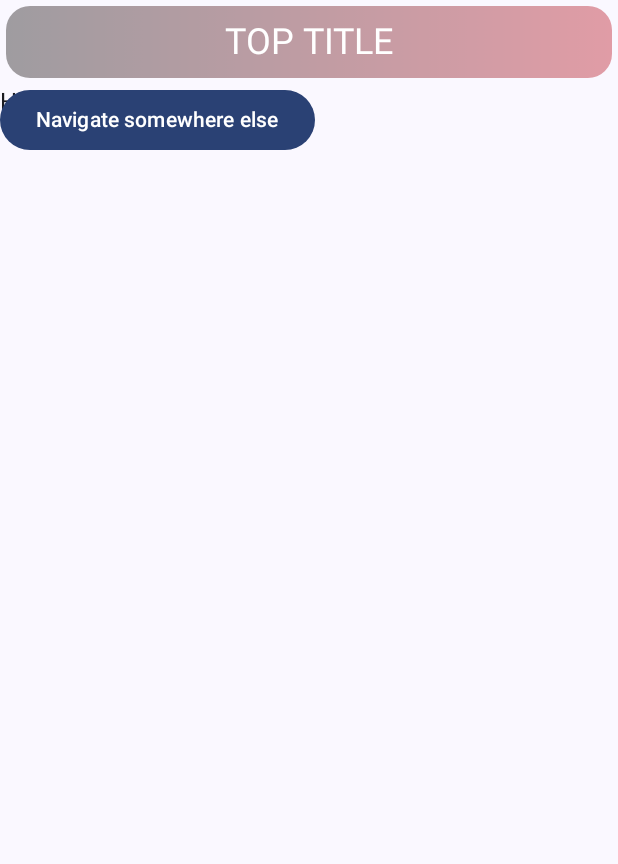
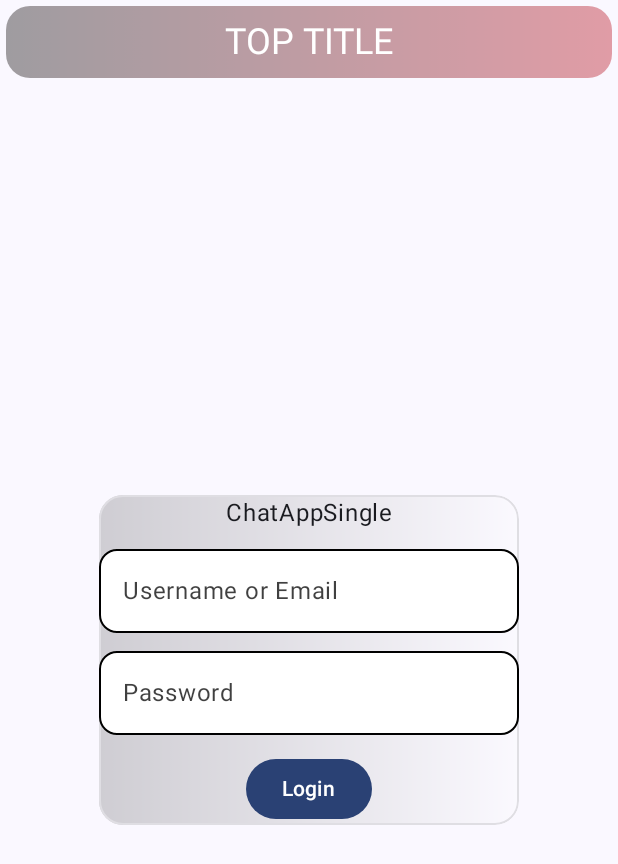
Before and after one commit to nikiwe11/PMUProject, an Android app built with Jetpack Compose: the screen it shows after launch (MainActivity), on a phone screen of 412 x 824 dp. Shown: the top 864 px of the screen. Run offline under Robolectric (Android 15) with nearby library versions, the phone set to English and light mode, and no system bars.

Commit message:
Foundation files(AppViewModelProvider,AppContainer, Various UI elements)

```diff
--- /dev/null
+++ b/app/src/main/java/com/example/chatappsingle/elements/InputField.kt
@@ -0,0 +1,124 @@
+package com.example.chatappsingle.elements
+
+import androidx.compose.foundation.BorderStroke
+import androidx.compose.foundation.border
+import androidx.compose.foundation.shape.RoundedCornerShape
+import androidx.compose.foundation.text.KeyboardOptions
+import androidx.compose.material3.ExperimentalMaterial3Api
+import androidx.compose.material3.Text
+import androidx.compose.material3.TextField
+import androidx.compose.material3.TextFieldDefaults
+import androidx.compose.runtime.Composable
+import androidx.compose.runtime.getValue
+import androidx.compose.runtime.mutableStateOf
+import androidx.compose.runtime.saveable.rememberSaveable
+import androidx.compose.runtime.setValue
+import androidx.compose.ui.Modifier
+import androidx.compose.ui.focus.onFocusChanged
+import androidx.compose.ui.graphics.Color
+import androidx.compose.ui.res.stringResource
+import androidx.compose.ui.text.style.TextOverflow
+import androidx.compose.ui.tooling.preview.Preview
+import androidx.compose.ui.unit.dp
+import com.example.chatappsingle.general.Constants
+import com.example.chatappsingle.general.selectFromTheme
+import com.example.chatappsingle.R
+import com.example.chatappsingle.ui.theme.ChatAppSingleTheme
+
+@OptIn(ExperimentalMaterial3Api::class)
+@Composable
+fun InputField(
+    modifier: Modifier = Modifier,
+    value: String,
+    onValueChange: (String) -> Unit,
+    isError: (String) -> Boolean = { false },
+    inputIsRequired: Boolean = true,
+    keyboardOptions: KeyboardOptions = KeyboardOptions(),
+    regex: String = Constants.Regex.NO_LIMIT,
+    labelText: String? = null,
+    errorLabel: String = stringResource(R.string.field_cannot_be_empty_warning),
+    onFocusLost: () -> Unit = {},
+) {
+    var input by rememberSaveable {
+        mutableStateOf("")
+    }
+    input = value
+    var inputEntered by rememberSaveable {
+        mutableStateOf(false)
+    }
+    var isFocused by rememberSaveable {
+        mutableStateOf(false)
+    }
+
+    TextField(
+        modifier = modifier
+            .onFocusChanged { focusState ->
+                if (!focusState.isFocused && isFocused) {
+                    onFocusLost()
+                }
+                isFocused = focusState.isFocused
+            }
+            .let {
+                selectFromTheme(
+                    lightThemeValue = it.border(
+                        border = BorderStroke(
+                            1.dp,
+                            Color.Black
+                        ), shape = RoundedCornerShape(12.dp)
+                    ), darkThemeValue = it
+                )
+            },
+        shape = RoundedCornerShape(12.dp),
+        value = value,
+        keyboardOptions = keyboardOptions,
+        onValueChange = {
+            if (it.length <= 30 && (it.isEmpty() || it.matches(regex.toRegex()))) {
+                input = it
+                onValueChange(it)
+            } else {
+                input = it.dropLast(1)
+                onValueChange(it.dropLast(1))
+            }
+            inputEntered = true
+        },
+        label = labelText?.let {
+            {
+                Text(
+                    text = when {
+                        input.isEmpty() && inputIsRequired && inputEntered -> stringResource(R.string.field_cannot_be_empty_warning)
+                        isError(input) && inputEntered -> errorLabel
+                        else -> labelText
+                    }, maxLines = 1, overflow = TextOverflow.Ellipsis
+                )
+            }
+        },
+        colors = TextFieldDefaults.textFieldColors(
+            focusedTextColor = Color.Black, // todo watch out for deprecation
+            containerColor = Color.White,
+            unfocusedLabelColor = Color.Black.copy(alpha = 0.75f),
+            focusedIndicatorColor = Color.Transparent, // the line at the bottom (barely visible because of background)
+            unfocusedIndicatorColor = Color.Transparent,
+            focusedLabelColor = Color.Gray,
+            errorLabelColor = Color.Red,
+            cursorColor = Color.Black,
+        ),
+        singleLine = true
+    )
+}
+
+@Preview
+@Composable
+
+fun Preview() {
+    ChatAppSingleTheme {
+        InputField(
+            modifier = Modifier,
+            value = "",
+            onValueChange = {},
+            keyboardOptions = KeyboardOptions(),
+            regex = Constants.Regex.ONLY_NUMBERS,
+            labelText = "TEXT",
+            errorLabel = "ERROR"
+        )
+    }
+}
--- a/app/src/main/java/com/example/chatappsingle/screens/LoginScreen.kt
+++ b/app/src/main/java/com/example/chatappsingle/screens/LoginScreen.kt
@@ -1,15 +1,83 @@
 package com.example.chatappsingle.screens
 
+import androidx.compose.foundation.layout.Arrangement
+import androidx.compose.foundation.layout.Column
+import androidx.compose.foundation.layout.fillMaxSize
 import androidx.compose.material3.Button
 import androidx.compose.material3.Text
 import androidx.compose.runtime.Composable
+import androidx.compose.runtime.collectAsState
+import androidx.compose.runtime.getValue
+import androidx.compose.ui.Alignment
+import androidx.compose.ui.Modifier
+import androidx.compose.ui.res.stringResource
+import androidx.compose.ui.unit.dp
+import androidx.lifecycle.viewmodel.compose.viewModel
+import com.example.chatappsingle.general.TransparentSurfaceWithGradient
+import com.example.chatappsingle.R
+import com.example.chatappsingle.elements.InputField
+import com.example.chatappsingle.viewmodel.AppViewModelProvider
+import com.example.chatappsingle.viewmodel.LoginScreenViewModel
 
 @Composable
 fun LoginScreen(
-    onClick: () -> Unit
-){
-    Text("Hello login screen!")
-    Button(onClick = onClick){
-        Text("Navigate somewhere else")
+    viewModel: LoginScreenViewModel = viewModel(factory = AppViewModelProvider.Factory),
+    onClick: () -> Unit,
+) {
+
+    val uiState by viewModel.uiState.collectAsState()
+
+    // todo fix layout
+    // Logic for each element
+
+
+    Column(
+        modifier = Modifier.fillMaxSize(),
+        verticalArrangement = Arrangement.Center,
+        horizontalAlignment = Alignment.CenterHorizontally
+    ) {
+        TransparentSurfaceWithGradient {
+            Column(
+                horizontalAlignment = Alignment.CenterHorizontally,
+                verticalArrangement = Arrangement.spacedBy(12.dp)
+            ) {
+                // todo icon
+                Text(text = stringResource(R.string.app_name))
+                InputField(
+                    value = uiState.loginDetails.userName,
+                    onValueChange = {
+                        viewModel.updateUiState(
+                            uiState.loginDetails.copy(userName = it)
+                        )
+                    },
+                    labelText = "Username or Email"
+                )
+                InputField(
+                    value = uiState.loginDetails.password,
+                    onValueChange = {
+                        viewModel.updateUiState(
+                            uiState.loginDetails.copy(password = it)
+                        )
+                    },
+                    labelText = "Password"
+                )
+
+                Button(
+                    onClick = {
+                        if (viewModel.validateUser()) {
+                            onClick()
+                        } else { // todo
+                            viewModel.updateUiState(
+                                uiState.loginDetails.copy(password = "1", userName = "1")
+                            )
+                        }
+                    }
+                ) {
+                    Text("Login")
+                }
+            }
+        }
     }
+
+
 }
--- a/app/src/main/java/com/example/chatappsingle/ui/theme/ChatApp.kt
+++ b/app/src/main/java/com/example/chatappsingle/ui/theme/ChatApp.kt
@@ -1,5 +1,6 @@
 package com.example.chatappsingle.ui.theme
 
+import android.provider.CalendarContract.Colors
 import android.util.Log
 import androidx.compose.animation.AnimatedVisibility
 import androidx.compose.foundation.Image
@@ -102,18 +103,9 @@ fun ChatApp(
 //                    }
 //        }
         // Background
-//        Surface(modifier = Modifier.fillMaxSize()) {
-//            Image(
-//                contentScale = ContentScale.FillBounds,
-//                painter = painterResource(
-//                    selectFromTheme(
-//                        lightThemeValue = R.drawable.background_light,
-//                        darkThemeValue = R.drawable.background_dark
-//                    )
-//                ),
-//                contentDescription = null
-//            )
-//        }
+        Surface(modifier = Modifier.fillMaxSize()) {
+
+        }
         // Displayed anywhere when there is no connection to the printer
 
 
--- /dev/null
+++ b/app/src/main/java/com/example/chatappsingle/viewmodel/AppViewModelProvider.kt
@@ -0,0 +1,30 @@
+package com.example.chatappsingle.viewmodel
+
+import androidx.lifecycle.ViewModelProvider
+import androidx.lifecycle.ViewModelProvider.AndroidViewModelFactory.Companion.APPLICATION_KEY
+import androidx.lifecycle.createSavedStateHandle
+import androidx.lifecycle.viewmodel.CreationExtras
+import androidx.lifecycle.viewmodel.initializer
+import androidx.lifecycle.viewmodel.viewModelFactory
+import com.example.chatappsingle.general.ChatApplication
+
+object AppViewModelProvider {
+    val Factory = viewModelFactory {
+        // Other Initializers
+        // Initializer for
+
+        // todo If MainViewModel is needed
+//        initializer {
+//            val application = (this[APPLICATION_KEY] as ChatApplication)
+//            MainViewModel(application.Repository)
+//        }
+        initializer {
+            LoginScreenViewModel()
+        }
+
+
+    }
+}
+
+fun CreationExtras.chatApplication(): ChatApplication =
+    (this[ViewModelProvider.AndroidViewModelFactory.APPLICATION_KEY] as ChatApplication)
--- /dev/null
+++ b/app/src/main/java/com/example/chatappsingle/viewmodel/LoginScreenViewModel.kt
@@ -0,0 +1,33 @@
+package com.example.chatappsingle.viewmodel
+
+import androidx.lifecycle.ViewModel
+import kotlinx.coroutines.flow.MutableStateFlow
+import kotlinx.coroutines.flow.StateFlow
+import kotlinx.coroutines.flow.asStateFlow
+import kotlinx.coroutines.flow.update
+
+class LoginScreenViewModel() : ViewModel() {
+
+    private val _uiState = MutableStateFlow(LoginUIState())
+    val uiState: StateFlow<LoginUIState> = _uiState.asStateFlow()
+
+
+    // todo should use Fire Base
+    fun validateUser(): Boolean {
+        return uiState.value.loginDetails.userName == "1" && uiState.value.loginDetails.password == "1"
+    }
+
+    fun updateUiState(loginDetails: LoginDetails) {
+        _uiState.update { it.copy(loginDetails = loginDetails) }
+    }
+}
+
+data class LoginUIState(
+    val loginDetails: LoginDetails = LoginDetails(),
+)
+
+// Details (Model). Holds string values that are displayed to the UI
+data class LoginDetails(
+    val userName: String = "",
+    val password: String = "",
+)
--- a/app/src/main/res/values/strings.xml
+++ b/app/src/main/res/values/strings.xml
@@ -5,7 +5,7 @@
     <string name="chat">chat</string>
     <string name="chat_settings">chat settings</string>
     <string name="profile_settings">profile</string>
-
+    <string name="field_cannot_be_empty_warning">Field cannot be empty!</string>
 
 
 
```
Also changed, not shown: app/src/main/java/com/example/chatappsingle/general/AppContainer.kt (added, +25 -0 lines), app/src/main/java/com/example/chatappsingle/general/ChatApplication.kt (added, +41 -0 lines), app/src/main/java/com/example/chatappsingle/general/utility.kt (+14 -1 lines).
